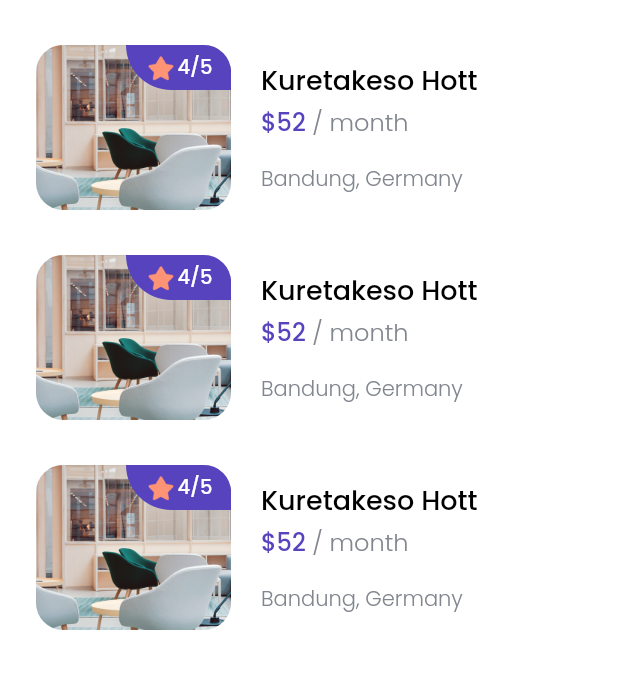
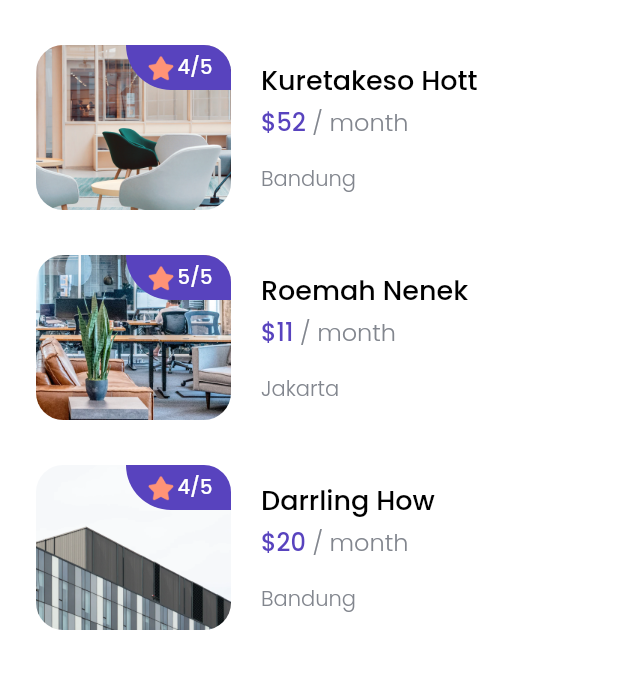
Before and after one commit to Bangik/flutter-houseapp-dicoding, a Flutter app: the FavoritePage screen opened directly, on a phone screen of 412 x 824 dp, the part 129-818 px from its top. Run offline on Flutter 3.47's test engine with Material 2 defaults, Android fonts, the phone set to English and light mode, and no system bars; our stand-ins replace google_fonts.

Commit message:
lib/widgets/space_card.dart

```diff
--- a/lib/widgets/space_card.dart
+++ b/lib/widgets/space_card.dart
@@ -1,9 +1,11 @@
 import 'package:flutter/material.dart';
+import 'package:houseapp/model/space.dart';
 import 'package:houseapp/pages/detail_page.dart';
 import 'package:houseapp/theme.dart';
 
 class SpaceCard extends StatelessWidget {
-  const SpaceCard({super.key});
+  final Space spaces;
+  const SpaceCard({super.key, required this.spaces});
 
   @override
   Widget build(BuildContext context) {
@@ -12,7 +14,7 @@ class SpaceCard extends StatelessWidget {
         Navigator.push(
           context,
           MaterialPageRoute(builder: (context){
-            return DetailPage();
+            return DetailPage(spaces: spaces);
           }),
         );
       },
@@ -25,7 +27,7 @@ class SpaceCard extends StatelessWidget {
               height: 110,
               child: Stack(
                 children: [
-                  Image.asset('assets/space1.png'),
+                  Image.asset(spaces.imageUrl),
                   Align(
                     alignment: Alignment.topRight,
                     child: Container(
@@ -46,7 +48,12 @@ class SpaceCard extends StatelessWidget {
                             width: 22,
                             height: 22,
                           ),
-                          Text('4/5', style: whiteTextStyle.copyWith(fontSize: 13),)
+                          Text(
+                            '${spaces.rating}/5',
+                            style: whiteTextStyle.copyWith(
+                              fontSize: 13,
+                            ),
+                          ),
                         ],
                       ),
                     ),
@@ -62,7 +69,7 @@ class SpaceCard extends StatelessWidget {
             crossAxisAlignment: CrossAxisAlignment.start,
             children: [
               Text(
-                'Kuretakeso Hott',
+                spaces.name,
                 style: blackTextStyle.copyWith(
                   fontSize: 18,
                 ),
@@ -72,7 +79,7 @@ class SpaceCard extends StatelessWidget {
               ),
               Text.rich(
                 TextSpan(
-                  text: '\$52',
+                  text: '\$${spaces.price}',
                   style: purpleTextStyle.copyWith(
                     fontSize: 16,
                   ),
@@ -90,7 +97,7 @@ class SpaceCard extends StatelessWidget {
                 height: 16,
               ),
               Text(
-                'Bandung, Germany',
+                spaces.city,
                 style: greyTextStyle.copyWith(
                   fontSize: 14,
                 ),
```
